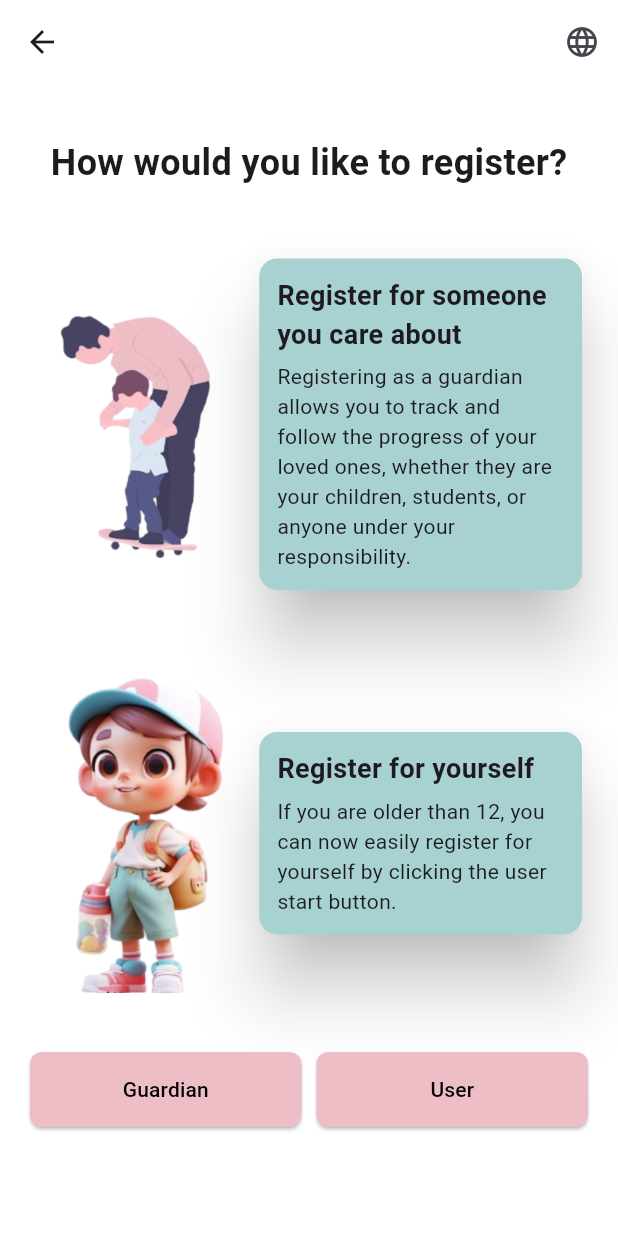
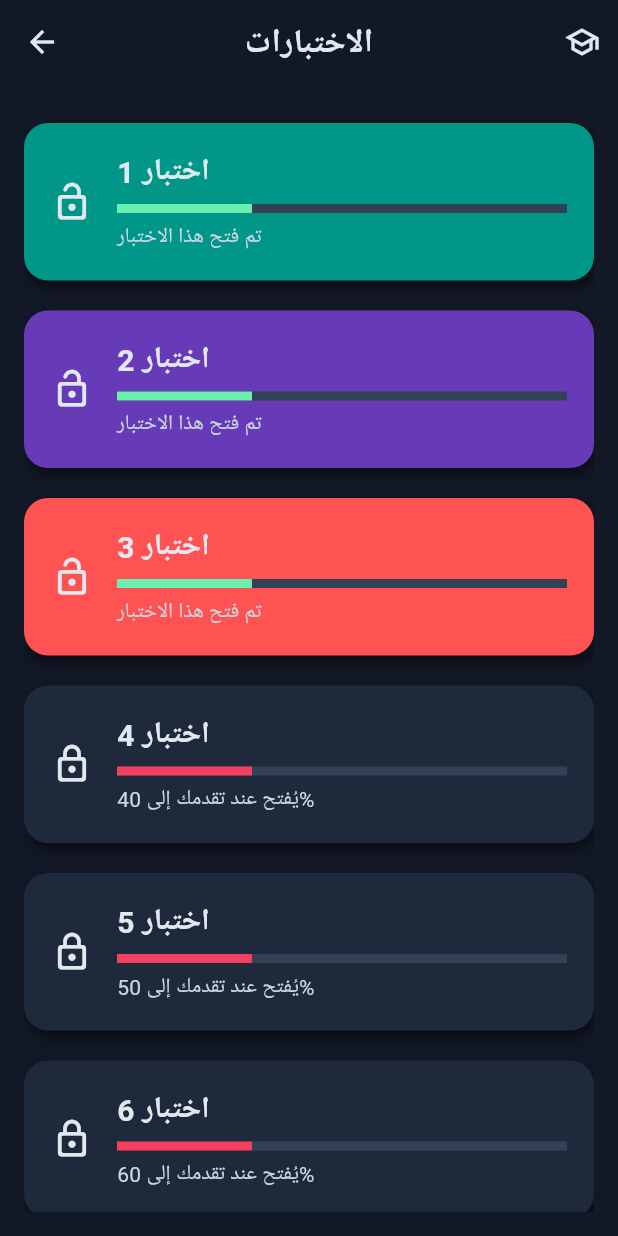
Before and after one commit to mohamed-zakariya/Human_Aid, a Flutter app: the screen it shows after launch, on a phone screen of 412 x 824 dp. Run offline on Flutter 3.47's test engine with Material 3 defaults, Android fonts, the phone set to English and light mode, and no system bars; our stand-ins replace audioplayers, carousel_slider, flutter_svg, font_awesome_flutter, google_sign_in, graphql and 7 more; missing offline and left inert: dart:ffi, flutter_sound.

Commit message:
sentence Game

```diff
--- /dev/null
+++ b/frontend/mobileapp/lib/Screens/LearnerScreen/sentenceTest/test_selector.dart
@@ -0,0 +1,259 @@
+import 'package:flutter/material.dart';
+import 'package:mobileapp/Screens/LearnerScreen/sentenceTest/quizapp.dart';
+
+class Test {
+  final String title;
+  final double unlockThreshold;
+  final int index;
+
+  Test({required this.title, required this.unlockThreshold, required this.index});
+}
+
+class TestSelectorWidget extends StatefulWidget {
+  final double userProgress;
+
+  TestSelectorWidget({required this.userProgress});
+
+  @override
+  _TestSelectorWidgetState createState() => _TestSelectorWidgetState();
+}
+
+class _TestSelectorWidgetState extends State<TestSelectorWidget> with TickerProviderStateMixin {
+  late final List<AnimationController> _controllers;
+  late final List<Animation<Offset>> _offsetAnimations;
+
+  final List<Test> tests = [
+    Test(title: "اختبار 1", unlockThreshold: 0.1, index: 1),
+    Test(title: "اختبار 2", unlockThreshold: 0.2, index: 2),
+    Test(title: "اختبار 3", unlockThreshold: 0.3, index: 3),
+    Test(title: "اختبار 4", unlockThreshold: 0.4, index: 4),
+    Test(title: "اختبار 5", unlockThreshold: 0.5, index: 5),
+    Test(title: "اختبار 6", unlockThreshold: 0.6, index: 6),
+    Test(title: "اختبار 7", unlockThreshold: 0.7, index: 7),
+    Test(title: "اختبار 8", unlockThreshold: 0.8, index: 8),
+    Test(title: "اختبار 9", unlockThreshold: 0.9, index: 9),
+  ];
+
+  final List<Color> unlockedColors = [
+    Colors.teal,
+    Colors.deepPurple,
+    Colors.redAccent,
+    Colors.orangeAccent,
+    Colors.blueAccent,
+  ];
+
+
+  @override
+  void initState() {
+    super.initState();
+
+    _controllers = List.generate(
+      tests.length,
+          (i) => AnimationController(
+        duration: Duration(milliseconds: 500 + (i * 100)),
+        vsync: this,
+      ),
+    );
+
+    _offsetAnimations = List.generate(tests.length, (i) {
+      final begin = i % 2 == 0 ? Offset(-1, 0) : Offset(1, 0); // Even: left, Odd: right
+      return Tween<Offset>(
+        begin: begin,
+        end: Offset.zero,
+      ).animate(CurvedAnimation(
+        parent: _controllers[i],
+        curve: Curves.easeOut,
+      ));
+    });
+
+    // Trigger animations with a delay
+    for (int i = 0; i < _controllers.length; i++) {
+      Future.delayed(Duration(milliseconds: 100 * i), () {
+        if (mounted) _controllers[i].forward();
+      });
+    }
+  }
+
+  @override
+  void dispose() {
+    for (final controller in _controllers) {
+      controller.dispose();
+    }
+    super.dispose();
+  }
+
+  @override
+  Widget build(BuildContext context) {
+    return Scaffold(
+      backgroundColor: const Color(0xFF121826),
+      appBar: AppBar(
+        backgroundColor: Colors.transparent,
+        foregroundColor: const Color(0xFFE2E8F0),
+        elevation: 0,
+        title: const Text(
+          "الاختبارات",
+          style: TextStyle(color: Color(0xFFE2E8F0), fontSize: 22, fontWeight: FontWeight.bold),
+        ),
+        centerTitle: true,
+        actions: [
+          IconButton(
+            icon: const Icon(Icons.school_outlined),
+            onPressed: () {
+              showModalBottomSheet(
+                context: context,
+                backgroundColor: const Color(0xFF1E293B),
+                shape: const RoundedRectangleBorder(
+                  borderRadius: BorderRadius.vertical(top: Radius.circular(20)),
+                ),
+                builder: (context) {
+                  return Padding(
+                    padding: const EdgeInsets.all(20),
+                    child: Column(
+                      mainAxisSize: MainAxisSize.min,
+                      crossAxisAlignment: CrossAxisAlignment.start,
+                      children: [
+                        Center(
+                          child: Container(
+                            width: 50,
+                            height: 5,
+                            decoration: BoxDecoration(
+                              color: Colors.grey[700],
+                              borderRadius: BorderRadius.circular(10),
+                            ),
+                          ),
+                        ),
+                        const SizedBox(height: 20),
+                        const Text(
+                          "معلومات عن الاختبارات",
+                          style: TextStyle(
+                            color: Color(0xFFE2E8F0),
+                            fontSize: 18,
+                            fontWeight: FontWeight.bold,
+                          ),
+                        ),
+                        const SizedBox(height: 10),
+                        const Text(
+                          "سيتم فتح كل اختبار بناءً على نسبة التقدم في الدورة.\n"
+                              "مثال:\n"
+                              "- اختبار 1 يفتح عند 10٪\n"
+                              "- اختبار 2 يفتح عند 20٪\n"
+                              "وهكذا حتى 90٪.",
+                          style: TextStyle(
+                            color: Color(0xFFCBD5E1),
+                            fontSize: 16,
+                          ),
+                        ),
+                        const SizedBox(height: 20),
+                        Align(
+                          alignment: Alignment.bottomLeft,
+                          child: TextButton(
+                            onPressed: () => Navigator.of(context).pop(),
+                            child: const Text(
+                              "فهمت",
+                              style: TextStyle(
+                                color: Color(0xFF10B981),
+                                fontSize: 16,
+                                fontWeight: FontWeight.w600,
+                              ),
+                            ),
+                          ),
+                        ),
+                      ],
+                    ),
+                  );
+                },
+              );
+            },
+          ),
+        ],
+      ),
+      body: Padding(
+        padding: const EdgeInsets.all(16.0),
+        child: ListView.builder(
+          itemCount: tests.length,
+          itemBuilder: (context, index) {
+            final test = tests[index];
+            final isUnlocked = widget.userProgress >= test.unlockThreshold;
+
+            return SlideTransition(
+              position: _offsetAnimations[index],
+              child: GestureDetector(
+                onTap: isUnlocked
+                    ? () {
+                  Navigator.push(
+                    context,
+                    MaterialPageRoute(builder: (_) => QuizPage(testNumber: test.index)),
+                  );
+                }
+                    : null,
+                child: Container(
+                  margin: const EdgeInsets.symmetric(vertical: 10),
+                  padding: const EdgeInsets.all(18.0),
+                  decoration: BoxDecoration(
+                    color: isUnlocked
+                        ? unlockedColors[index % unlockedColors.length]
+                        : const Color(0xFF1E293B),
+                    borderRadius: BorderRadius.circular(16),
+                    boxShadow: const [
+                      BoxShadow(
+                        color: Colors.black54,
+                        blurRadius: 8,
+                        offset: Offset(2, 4),
+                      ),
+                    ],
+                  ),
+                  child: Row(
+                    children: [
+                      Icon(
+                        isUnlocked ? Icons.lock_open_rounded : Icons.lock_outline_rounded,
+                        color: const Color(0xFFE2E8F0),
+                        size: 28,
+                      ),
+                      const SizedBox(width: 16),
+                      Expanded(
+                        child: Column(
+                          crossAxisAlignment: CrossAxisAlignment.start,
+                          children: [
+                            Text(
+                              test.title,
+                              style: const TextStyle(
+                                color: Color(0xFFE2E8F0),
+                                fontSize: 20,
+                                fontWeight: FontWeight.w600,
+                              ),
+                            ),
+                            const SizedBox(height: 6),
+                            LinearProgressIndicator(
+                              value: widget.userProgress,
+                              backgroundColor: const Color(0xFF334155),
+                              valueColor: AlwaysStoppedAnimation<Color>(
+                                isUnlocked
+                                    ? Colors.greenAccent
+                                    : const Color(0xFFF43F5E),
+                              ),
+                              minHeight: 6,
+                            ),
+                            const SizedBox(height: 6),
+                            Text(
+                              isUnlocked
+                                  ? "تم فتح هذا الاختبار"
+                                  : "يُفتح عند تقدمك إلى ${(test.unlockThreshold * 100).toInt()}%",
+                              style: const TextStyle(
+                                color: Color(0xFFCBD5E1),
+                                fontSize: 14,
+                              ),
+                            ),
+                          ],
+                        ),
+                      ),
+                    ],
+                  ),
+                ),
+              ),
+            );
+          },
+        ),
+      ),
+    );
+  }
+}
--- a/frontend/mobileapp/lib/main.dart
+++ b/frontend/mobileapp/lib/main.dart
@@ -4,6 +4,7 @@ import 'package:mobileapp/Screens/IntroductoryScreen/intro_screen.dart';
 import 'package:mobileapp/Screens/IntroductoryScreen/onboarding_screen.dart';
 import 'package:mobileapp/Screens/LearnerScreen/LearnerMain.dart';
 import 'package:mobileapp/Screens/LearnerScreen/learner_home_screen.dart';
+import 'package:mobileapp/Screens/LearnerScreen/sentenceTest/test_selector.dart';
 import 'package:mobileapp/Screens/ParentScreen/ParentHome.dart';
 import 'package:mobileapp/Screens/SignUp/ContinueSignup.dart';
 import 'package:mobileapp/Screens/SignUp/signupadult.dart';
@@ -13,6 +14,7 @@ import 'package:mobileapp/Services/learner_home_service.dart';
 import 'package:mobileapp/generated/l10n.dart';
 import 'package:mobileapp/models/learner.dart';
 import 'package:mobileapp/models/parent.dart';
+import 'package:mobileapp/Screens/LearnerScreen/sentenceTest/quizapp.dart';
 
 import 'Screens/Login/change_password_screen.dart';
 import 'Screens/Login/forgot_password_screen.dart';
@@ -58,9 +60,10 @@ class _MyAppState extends State<MyApp> {
                 GlobalCupertinoLocalizations.delegate,
             ],
         supportedLocales: S.delegate.supportedLocales,
-        initialRoute: '/intro',
+        initialRoute: '/quiz',
         routes: {
           '/intro': (context) => IntroScreen(onLocaleChange: _setLocale),
+          '/quiz': (context) => TestSelectorWidget(userProgress: 0.3),
           '/login_user': (context) => LoginScreenUser(onLocaleChange: _setLocale),
           '/login_gaurdian': (context) => LoginScreenGaurdian(onLocaleChange: _setLocale),
           '/forgot-password': (context) => ForgotPasswordPage(onLocaleChange: _setLocale),
```
Also changed, not shown: frontend/mobileapp/lib/Screens/LearnerScreen/sentenceTest/answer_options.dart (added, +63 -0 lines), frontend/mobileapp/lib/Screens/LearnerScreen/sentenceTest/quiz_header.dart (added, +82 -0 lines), frontend/mobileapp/lib/Screens/LearnerScreen/sentenceTest/quizapp.dart (added, +172 -0 lines), frontend/mobileapp/lib/Screens/LearnerScreen/sentenceTest/transpiled_answer.dart (added, +42 -0 lines), frontend/mobileapp/assets/images/quiz_image.png (added), frontend/mobileapp/lib/generated/intl/messages_ar.dart, frontend/mobileapp/lib/generated/intl/messages_en.dart, frontend/mobileapp/pubspec.yaml (line endings or trailing spaces).
